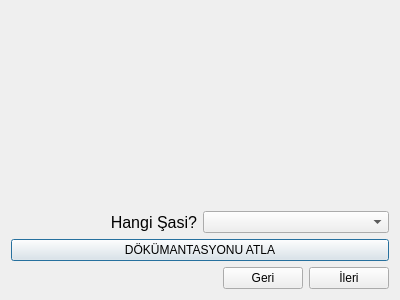
Above: ui/components/input_dialog.ui from cihansenyuz/system_controller before the change. Below: the same form after it.
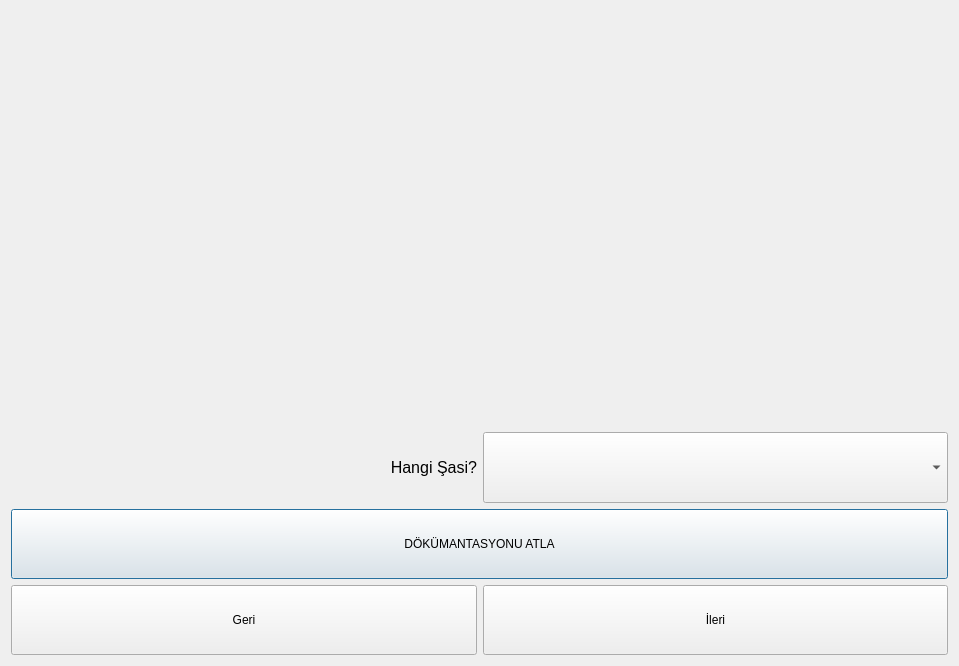
That is the form after the change.

Commit message: logscreen updated for bigger buttons

```diff
--- a/ui/components/input_dialog.ui
+++ b/ui/components/input_dialog.ui
@@ -6,14 +6,14 @@
    <rect>
     <x>0</x>
     <y>0</y>
-    <width>400</width>
-    <height>300</height>
+    <width>959</width>
+    <height>666</height>
    </rect>
   </property>
   <property name="windowTitle">
    <string>Dialog</string>
   </property>
-  <layout class="QVBoxLayout" name="verticalLayout">
+  <layout class="QVBoxLayout" name="verticalLayout" stretch="6,1,1,1">
    <item>
     <spacer name="verticalSpacer">
      <property name="orientation">
@@ -45,12 +45,25 @@
       </widget>
      </item>
      <item>
-      <widget class="QComboBox" name="projectBox"/>
+      <widget class="QComboBox" name="projectBox">
+       <property name="sizePolicy">
+        <sizepolicy hsizetype="Preferred" vsizetype="Minimum">
+         <horstretch>0</horstretch>
+         <verstretch>0</verstretch>
+        </sizepolicy>
+       </property>
+      </widget>
      </item>
     </layout>
    </item>
    <item>
     <widget class="QPushButton" name="skipButton">
+     <property name="sizePolicy">
+      <sizepolicy hsizetype="Minimum" vsizetype="Minimum">
+       <horstretch>0</horstretch>
+       <verstretch>0</verstretch>
+      </sizepolicy>
+     </property>
      <property name="text">
       <string>DÖKÜMANTASYONU ATLA</string>
      </property>
@@ -61,21 +74,14 @@
      <property name="sizeConstraint">
       <enum>QLayout::SetMinimumSize</enum>
      </property>
-     <item>
-      <spacer name="horizontalSpacer">
-       <property name="orientation">
-        <enum>Qt::Horizontal</enum>
-       </property>
-       <property name="sizeHint" stdset="0">
-        <size>
-         <width>40</width>
-         <height>20</height>
-        </size>
-       </property>
-      </spacer>
-     </item>
      <item>
       <widget class="QPushButton" name="backButton">
+       <property name="sizePolicy">
+        <sizepolicy hsizetype="Minimum" vsizetype="Minimum">
+         <horstretch>0</horstretch>
+         <verstretch>0</verstretch>
+        </sizepolicy>
+       </property>
        <property name="text">
         <string>Geri</string>
        </property>
@@ -83,6 +89,12 @@
      </item>
      <item>
       <widget class="QPushButton" name="nextButton">
+       <property name="sizePolicy">
+        <sizepolicy hsizetype="Minimum" vsizetype="Minimum">
+         <horstretch>0</horstretch>
+         <verstretch>0</verstretch>
+        </sizepolicy>
+       </property>
        <property name="text">
         <string>İleri</string>
        </property>
```
Left out of the diff: 6 changed lines with no effect on the pictures. The commit also changes 4 other files.
